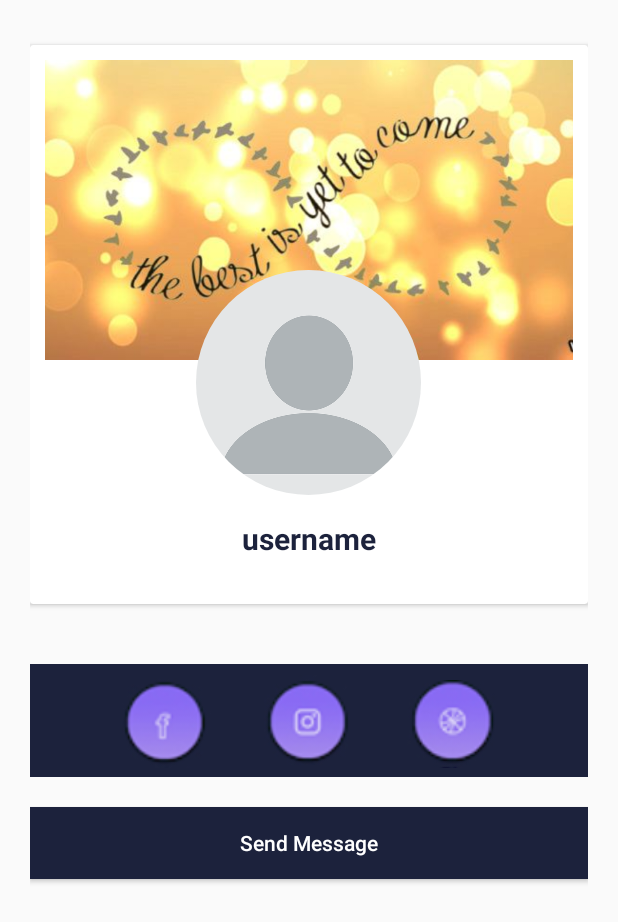
After one commit to Jamestrada/ChatWithJames, an Android app: the VisitUserProfileActivity screen opened directly, with no data from a screen before it, on a phone screen of 412 x 824 dp. The commit adds this screen. Shown: the top 922 px of the screen. Run offline under Robolectric (Android 15) with nearby library versions, the light colour scheme and no system bars; our stand-ins replace CircleImageView, Firebase (no records; nobody signed in at launch, a user with empty details on screens opened directly), Picasso; pictures from the network do not load; 1 statement that could not run was skipped.

Commit message:
show user profile

```diff
--- a/app/src/main/AndroidManifest.xml
+++ b/app/src/main/AndroidManifest.xml
@@ -13,7 +13,8 @@
         android:roundIcon="@mipmap/ic_launcher_round"
         android:supportsRtl="true"
         android:theme="@style/AppTheme">
-        <activity android:name=".ViewFullImageActivity"></activity>
+        <activity android:name=".VisitUserProfileActivity"></activity>
+        <activity android:name=".ViewFullImageActivity" />
         <activity android:name=".MessageChatActivity" />
         <activity android:name=".WelcomeActivity">
             <intent-filter>
--- a/app/src/main/java/com/jamestrada/chatwithjames/AdapterClasses/UserAdapter.kt
+++ b/app/src/main/java/com/jamestrada/chatwithjames/AdapterClasses/UserAdapter.kt
@@ -19,6 +19,7 @@ import com.jamestrada.chatwithjames.MessageChatActivity
 import com.jamestrada.chatwithjames.ModelClasses.Chat
 import com.jamestrada.chatwithjames.ModelClasses.Users
 import com.jamestrada.chatwithjames.R
+import com.jamestrada.chatwithjames.VisitUserProfileActivity
 import com.squareup.picasso.Picasso
 import de.hdodenhof.circleimageview.CircleImageView
 import kotlinx.android.synthetic.main.activity_main.*
@@ -79,7 +80,9 @@ class UserAdapter(mContext: Context, mUsers: List<Users>, isChatCheck: Boolean):
                     mContext.startActivity(intent)
                 }
                 if (position == 1) { // 1 is user wants to visit profile
-
+                    val intent = Intent(mContext, VisitUserProfileActivity::class.java)
+                    intent.putExtra("visit_id", user.getUID())
+                    mContext.startActivity(intent)
                 }
             })
             builder.show()
--- a/app/src/main/java/com/jamestrada/chatwithjames/MessageChatActivity.kt
+++ b/app/src/main/java/com/jamestrada/chatwithjames/MessageChatActivity.kt
@@ -50,9 +50,6 @@ class MessageChatActivity : AppCompatActivity() {
         supportActionBar!!.title = ""
         supportActionBar!!.setDisplayHomeAsUpEnabled(true)
         toolbar.setNavigationOnClickListener{
-            val intent = Intent(this, WelcomeActivity::class.java)
-            intent.addFlags(Intent.FLAG_ACTIVITY_CLEAR_TASK or Intent.FLAG_ACTIVITY_NEW_TASK)
-            startActivity(intent)
             finish()
         }
 
--- /dev/null
+++ b/app/src/main/java/com/jamestrada/chatwithjames/VisitUserProfileActivity.kt
@@ -0,0 +1,65 @@
+package com.jamestrada.chatwithjames
+
+import android.content.Intent
+import android.net.Uri
+import androidx.appcompat.app.AppCompatActivity
+import android.os.Bundle
+import com.google.firebase.database.DataSnapshot
+import com.google.firebase.database.DatabaseError
+import com.google.firebase.database.FirebaseDatabase
+import com.google.firebase.database.ValueEventListener
+import com.jamestrada.chatwithjames.ModelClasses.Users
+import com.squareup.picasso.Picasso
+import kotlinx.android.synthetic.main.activity_visit_user_profile.*
+
+class VisitUserProfileActivity : AppCompatActivity() {
+    private var userVisitId: String = ""
+    var user: Users? = null
+
+    override fun onCreate(savedInstanceState: Bundle?) {
+        super.onCreate(savedInstanceState)
+        setContentView(R.layout.activity_visit_user_profile)
+
+        userVisitId = intent.getStringExtra("visit_id")!!
+
+        val ref = FirebaseDatabase.getInstance().reference.child("Users").child(userVisitId)
+        ref.addValueEventListener(object : ValueEventListener{
+            override fun onDataChange(p0: DataSnapshot) {
+                if (p0.exists()) {
+                    user = p0.getValue(Users::class.java)
+                    username_display.text = user!!.getUsername()
+                    Picasso.get().load(user!!.getProfile()).into(profile_display)
+                    Picasso.get().load(user!!.getCover()).into(cover_display)
+                }
+            }
+
+            override fun onCancelled(p0: DatabaseError) {
+
+            }
+        })
+
+        facebook_display.setOnClickListener {
+            val uri = Uri.parse(user!!.getFacebook())
+            val intent = Intent(Intent.ACTION_VIEW, uri)
+            startActivity(intent)
+        }
+
+        instagram_display.setOnClickListener {
+            val uri = Uri.parse(user!!.getInstagram())
+            val intent = Intent(Intent.ACTION_VIEW, uri)
+            startActivity(intent)
+        }
+
+        website_display.setOnClickListener {
+            val uri = Uri.parse(user!!.getWebsite())
+            val intent = Intent(Intent.ACTION_VIEW, uri)
+            startActivity(intent)
+        }
+
+        send_msg_btn.setOnClickListener {
+            val intent = Intent(this, MessageChatActivity::class.java)
+            intent.putExtra("visit_id", user!!.getUID())
+            startActivity(intent)
+        }
+    }
+}
--- /dev/null
+++ b/app/src/main/res/layout/activity_visit_user_profile.xml
@@ -0,0 +1,114 @@
+<?xml version="1.0" encoding="utf-8"?>
+<RelativeLayout
+    xmlns:android="http://schemas.android.com/apk/res/android"
+    xmlns:app="http://schemas.android.com/apk/res-auto"
+    xmlns:tools="http://schemas.android.com/tools"
+    android:layout_width="match_parent"
+    android:layout_height="match_parent"
+    android:padding="20dp"
+    tools:context=".VisitUserProfileActivity">
+
+    <androidx.cardview.widget.CardView
+        android:id="@+id/cv1"
+        android:layout_width="match_parent"
+        android:layout_height="wrap_content"
+        android:layout_marginTop="10dp">
+
+        <RelativeLayout
+            android:layout_width="match_parent"
+            android:layout_height="wrap_content"
+            android:padding="10dp">
+
+            <ImageView
+                android:id="@+id/cover_display"
+                android:layout_width="match_parent"
+                android:layout_height="200dp"
+                android:src="@drawable/cover"
+                android:scaleType="centerCrop">
+            </ImageView>
+
+            <de.hdodenhof.circleimageview.CircleImageView
+                android:id="@+id/profile_display"
+                android:layout_width="150dp"
+                android:layout_height="150dp"
+                android:layout_centerHorizontal="true"
+                android:layout_marginTop="140dp"
+                android:scaleType="centerCrop"
+                android:src="@drawable/profile">
+            </de.hdodenhof.circleimageview.CircleImageView>
+
+            <TextView
+                android:id="@+id/username_display"
+                android:layout_width="wrap_content"
+                android:layout_height="wrap_content"
+                android:text="username"
+                android:layout_below="@+id/profile_display"
+                android:layout_centerHorizontal="true"
+                android:layout_marginTop="15dp"
+                android:textColor="@color/colorPrimaryDark"
+                android:textStyle="bold"
+                android:textSize="20sp"
+                android:layout_marginBottom="20dp">
+            </TextView>
+
+        </RelativeLayout>
+
+    </androidx.cardview.widget.CardView>
+
+    <LinearLayout
+        android:id="@+id/ll1"
+        android:layout_width="match_parent"
+        android:layout_height="wrap_content"
+        android:layout_below="@+id/cv1"
+        android:gravity="center"
+        android:background="@color/colorProfile"
+        android:layout_marginTop="40dp"
+        android:orientation="horizontal"
+        android:padding="6dp">
+
+        <ImageView
+            android:id="@+id/facebook_display"
+            android:layout_width="60dp"
+            android:layout_height="60dp"
+            android:src="@drawable/fb"
+            android:scaleType="centerCrop"
+            android:layout_marginTop="2dp"
+            android:layout_marginRight="35dp"
+            android:layout_gravity="center">
+        </ImageView>
+
+        <ImageView
+            android:id="@+id/instagram_display"
+            android:layout_width="60dp"
+            android:layout_height="60dp"
+            android:src="@drawable/instagram"
+            android:scaleType="centerCrop"
+            android:layout_marginRight="35dp"
+            android:layout_gravity="center">
+        </ImageView>
+
+        <ImageView
+            android:id="@+id/website_display"
+            android:layout_width="60dp"
+            android:layout_height="60dp"
+            android:src="@drawable/website"
+            android:scaleType="centerCrop"
+            android:layout_marginTop="3dp"
+            android:layout_gravity="center">
+        </ImageView>
+
+    </LinearLayout>
+
+    <Button
+        android:id="@+id/send_msg_btn"
+        android:layout_width="match_parent"
+        android:layout_height="wrap_content"
+        android:layout_marginTop="20dp"
+        android:layout_below="@+id/ll1"
+        android:background="@color/colorProfile"
+        android:textColor="@android:color/white"
+        android:textAllCaps="false"
+        android:text="Send Message">
+    </Button>
+
+</RelativeLayout>
```
